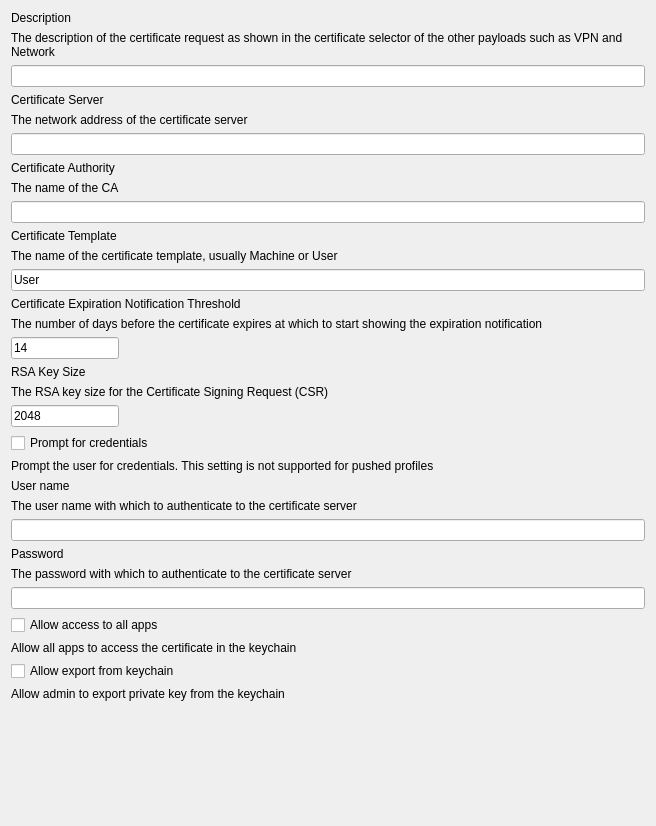
Before: the Qt Designer form FWAdminLib/Configurator/ADCertificateForm.ui in fw-dev/translations, drawn with Qt 5.
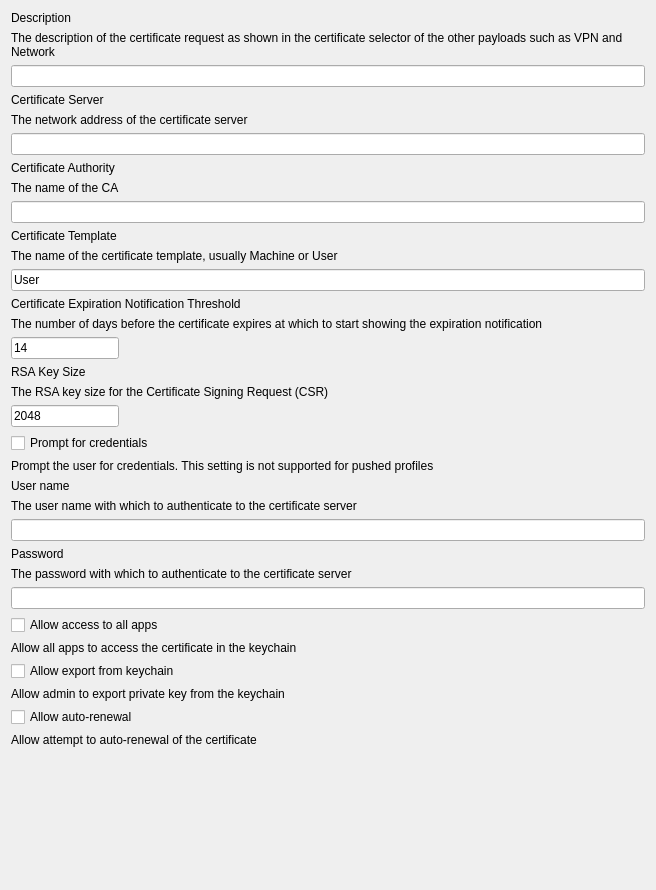
After: the same form once the commit is applied.

The edit to the form file:
```diff
--- a/FWAdminLib/Configurator/ADCertificateForm.ui
+++ b/FWAdminLib/Configurator/ADCertificateForm.ui
@@ -7,13 +7,13 @@
     <x>0</x>
     <y>0</y>
     <width>656</width>
-    <height>826</height>
+    <height>890</height>
    </rect>
   </property>
   <property name="windowTitle">
    <string>Form</string>
   </property>
-  <layout class="QVBoxLayout" name="verticalLayout_2" stretch="0,0,0,0,0,0,0,0,0,0,0,0,0,0,0,0,0,0,0,0,0,0,0,0,0,1">
+  <layout class="QVBoxLayout" name="verticalLayout_2" stretch="0,0,0,0,0,0,0,0,0,0,0,0,0,0,0,0,0,0,0,0,0,0,0,0,0,0,0,1">
    <item>
     <widget class="QLabel" name="descTitle">
      <property name="text">
@@ -256,6 +256,20 @@
      </property>
     </widget>
    </item>
+   <item>
+    <widget class="QCheckBox" name="cbAllowAutoRenewal">
+     <property name="text">
+      <string>Allow auto-renewal</string>
+     </property>
+    </widget>
+   </item>
+   <item>
+    <widget class="QLabel" name="lTipAllowAutoRenewal">
+     <property name="text">
+      <string>Allow attempt to auto-renewal of the certificate</string>
+     </property>
+    </widget>
+   </item>
    <item>
     <spacer name="verticalSpacer">
      <property name="orientation">
```
